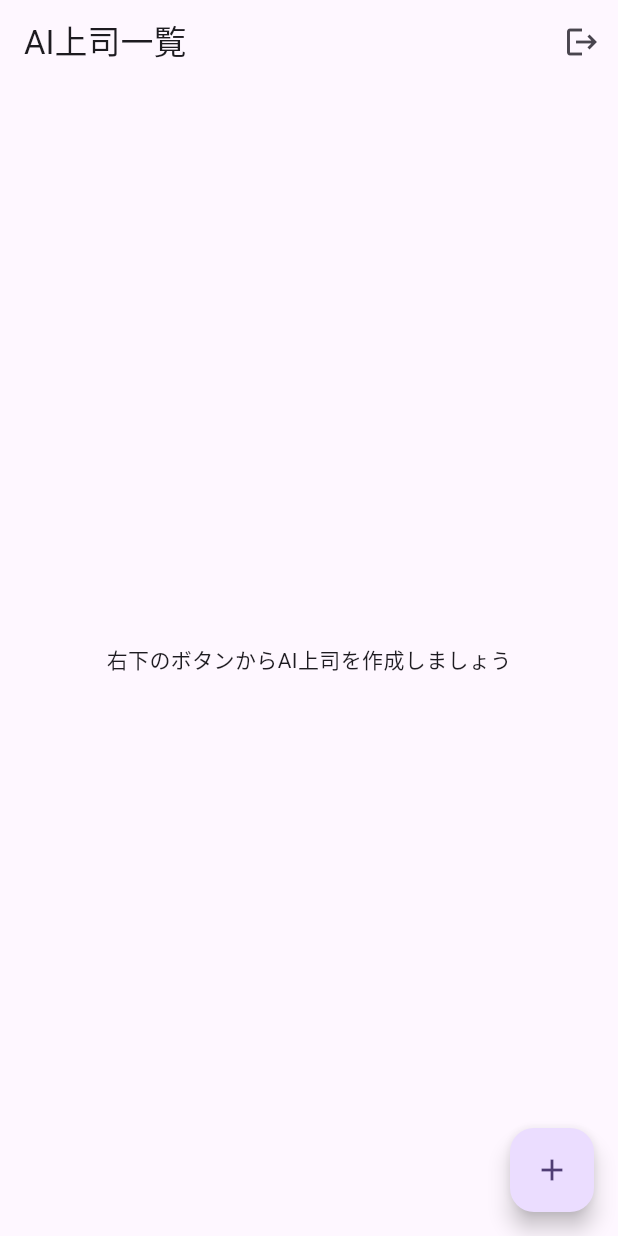
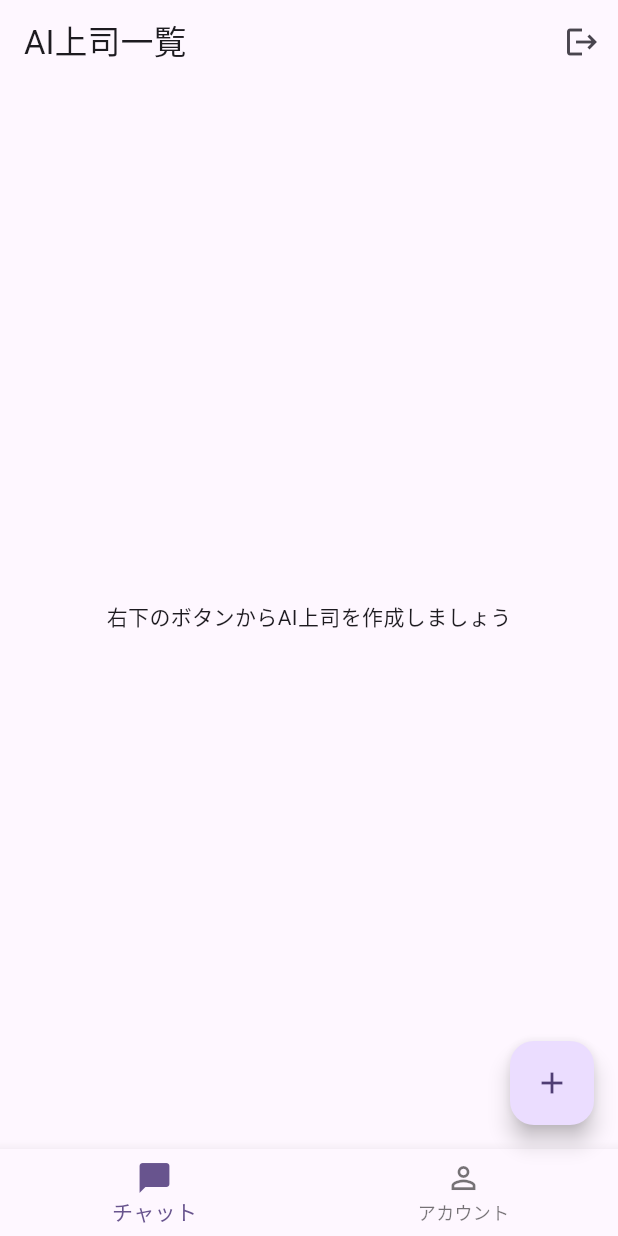
Before and after one commit to yaeok/three-o, a Flutter app: the screen it shows once a user with an empty profile is signed in, on a phone screen of 412 x 824 dp. Run offline on Flutter 3.47's test engine with Material 3 defaults, Android fonts, the light colour scheme and no system bars; our stand-ins replace cloud_firestore, firebase_auth, firebase_core, flutter_dotenv, flutter_riverpod, freezed_annotation and 2 more; accounts and stored records are empty; generated files the repository leaves out were written again.

Commit message:
共通Scaffoldコンポーネントの追加

```diff
--- a/lib/main.dart
+++ b/lib/main.dart
@@ -30,6 +30,7 @@ class MyApp extends ConsumerWidget {
         colorScheme: ColorScheme.fromSeed(seedColor: Colors.deepPurple),
         useMaterial3: true,
       ),
+      debugShowCheckedModeBanner: false,
       routerConfig: router,
     );
   }
--- a/lib/presentation/page/home/home_page.dart
+++ b/lib/presentation/page/home/home_page.dart
@@ -1,8 +1,6 @@
 import 'package:flutter/material.dart';
 import 'package:flutter_riverpod/flutter_riverpod.dart';
-import 'package:go_router/go_router.dart';
 import 'package:three_o/presentation/provider/agent_provider.dart';
-import 'package:three_o/presentation/provider/auth_provider.dart';
 import 'package:three_o/presentation/widget/agent_list_item.dart';
 
 class HomePage extends ConsumerWidget {
@@ -12,17 +10,7 @@ class HomePage extends ConsumerWidget {
   Widget build(BuildContext context, WidgetRef ref) {
     final agentsAsyncValue = ref.watch(agentsStreamProvider);
 
-    return Scaffold(
-      appBar: AppBar(
-        title: const Text('AI上司一覧'),
-        actions: [
-          IconButton(
-            icon: const Icon(Icons.logout),
-            onPressed: () => ref.read(authRepositoryProvider).signOut(),
-          ),
-        ],
-      ),
-      body: agentsAsyncValue.when(
+    return agentsAsyncValue.when(
       data: (agents) {
         if (agents.isEmpty) {
           return const Center(child: Text('右下のボタンからAI上司を作成しましょう'));
@@ -37,11 +25,6 @@ class HomePage extends ConsumerWidget {
       },
       loading: () => const Center(child: CircularProgressIndicator()),
       error: (err, stack) => Center(child: Text('エラーが発生しました: $err')),
-      ),
-      floatingActionButton: FloatingActionButton(
-        child: const Icon(Icons.add),
-        onPressed: () => context.push('/agent/new'),
-      ),
     );
   }
 }
--- a/lib/presentation/widget/agent_list_item.dart
+++ b/lib/presentation/widget/agent_list_item.dart
@@ -17,7 +17,7 @@ class AgentListItem extends ConsumerWidget {
       background: Container(
         color: Colors.red,
         alignment: Alignment.centerRight,
-        padding: const EdgeInsets.symmetric(horizontal: 20),
+        padding: const EdgeInsets.symmetric(horizontal: 12),
         child: const Icon(Icons.delete, color: Colors.white),
       ),
       confirmDismiss: (direction) async {
@@ -61,7 +61,7 @@ class AgentListItem extends ConsumerWidget {
         }
       },
       child: Card(
-        margin: const EdgeInsets.symmetric(horizontal: 16, vertical: 6),
+        margin: const EdgeInsets.symmetric(horizontal: 8, vertical: 4),
         child: ListTile(
           leading: const CircleAvatar(child: Icon(Icons.person_outline)),
           title: Text(agent.name),
--- /dev/null
+++ b/lib/presentation/widget/main_scaffold.dart
@@ -0,0 +1,56 @@
+import 'package:flutter/material.dart';
+import 'package:flutter_riverpod/flutter_riverpod.dart';
+import 'package:go_router/go_router.dart';
+import 'package:three_o/presentation/provider/auth_provider.dart';
+
+class MainScaffold extends ConsumerWidget {
+  const MainScaffold({super.key, required this.navigationShell});
+
+  final StatefulNavigationShell navigationShell;
+
+  void _onTap(BuildContext context, int index) {
+    navigationShell.goBranch(
+      index,
+      initialLocation: index == navigationShell.currentIndex,
+    );
+  }
+
+  @override
+  Widget build(BuildContext context, WidgetRef ref) {
+    final titles = ['AI上司一覧', 'アカウント'];
+    return Scaffold(
+      appBar: AppBar(
+        title: Text(titles[navigationShell.currentIndex]),
+        actions: [
+          IconButton(
+            icon: const Icon(Icons.logout),
+            onPressed: () => ref.read(authRepositoryProvider).signOut(),
+          ),
+        ],
+      ),
+      body: navigationShell,
+      floatingActionButton: navigationShell.currentIndex == 0
+          ? FloatingActionButton(
+              child: const Icon(Icons.add),
+              onPressed: () => context.push('/agent/new'),
+            )
+          : null,
+      bottomNavigationBar: BottomNavigationBar(
+        currentIndex: navigationShell.currentIndex,
+        onTap: (index) => _onTap(context, index),
+        items: const [
+          BottomNavigationBarItem(
+            icon: Icon(Icons.chat_bubble_outline),
+            activeIcon: Icon(Icons.chat_bubble),
+            label: 'チャット',
+          ),
+          BottomNavigationBarItem(
+            icon: Icon(Icons.person_outline),
+            activeIcon: Icon(Icons.person),
+            label: 'アカウント',
+          ),
+        ],
+      ),
+    );
+  }
+}
```
Also changed, not shown: lib/presentation/app_router.dart (+102 -37 lines), lib/presentation/page/account/account_page.dart (added, +52 -0 lines), lib/presentation/page/account/profile_update_page.dart (renamed from lib/presentation/page/register_user_info/register_user_info_page.dart, +39 -19 lines), lib/presentation/page/email_verify/email_verify_page.dart (+58 -4 lines), lib/presentation/app_router.g.dart. Lines whose indentation alone changed are shown as unchanged.
